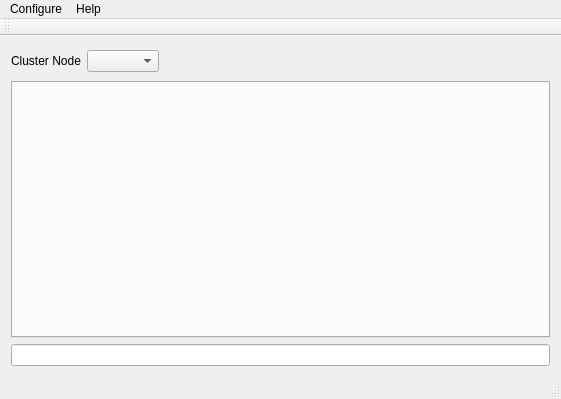
This is mqt/MqtCluster/clustermainwindow.ui in Rsclub22/Minos2-Mirror as Qt 5 draws it before an edit. The edited form follows.
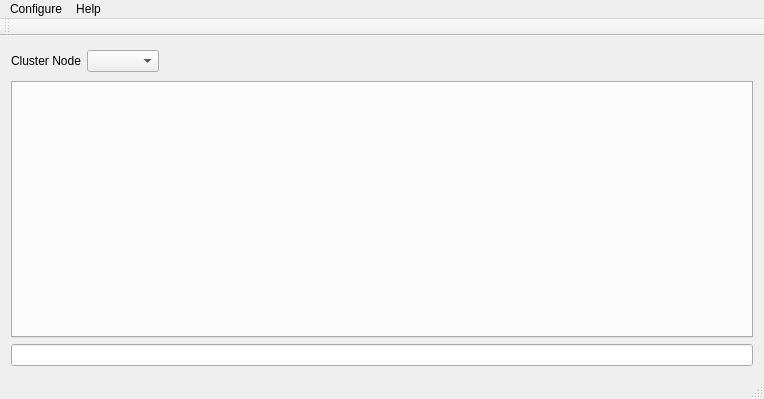
This is the edited form. Custom widgets are drawn as their Qt base class.

```diff
--- a/mqt/MqtCluster/clustermainwindow.ui
+++ b/mqt/MqtCluster/clustermainwindow.ui
@@ -6,7 +6,7 @@
    <rect>
     <x>0</x>
     <y>0</y>
-    <width>561</width>
+    <width>764</width>
     <height>399</height>
    </rect>
   </property>
@@ -59,7 +59,7 @@
     <rect>
      <x>0</x>
      <y>0</y>
-     <width>561</width>
+     <width>764</width>
      <height>21</height>
     </rect>
    </property>
```
